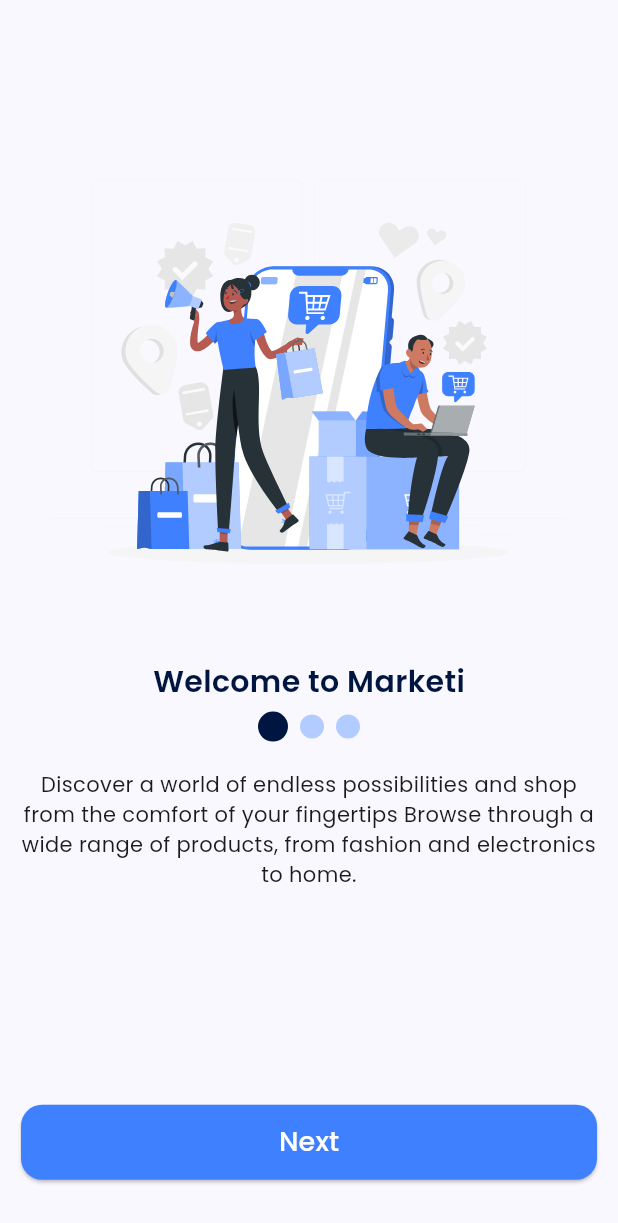
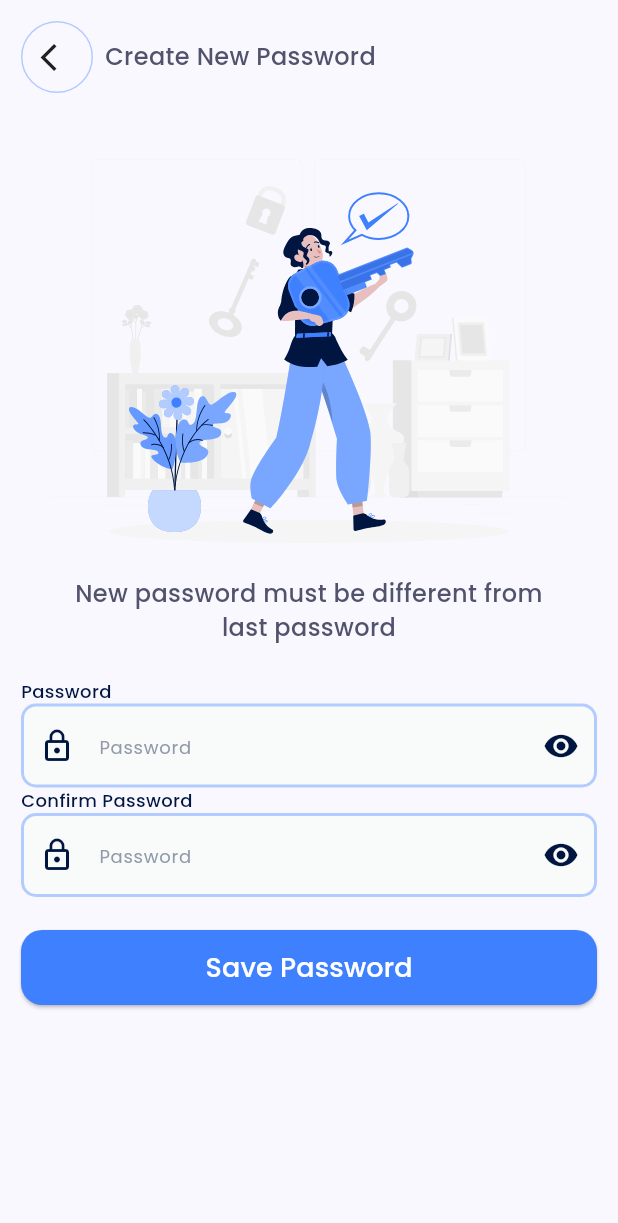
Before and after one commit to AbdullahMohamedAlSayedAbed/marketi, a Flutter app: the screen it shows after launch, on a phone screen of 412 x 824 dp. Shown: the top 1223 px of the screen. Run offline on Flutter 3.47's test engine with Material 3 defaults, Android fonts, the phone set to English and light mode, and no system bars; our stand-ins replace animate_do, dio, equatable, flutter_svg, font_awesome_flutter, get_it and 4 more; project files that could hold a hidden picture were left out.

Commit message:
feat: Implement password recovery and verification flows; add new views and update routing

```diff
--- a/lib/core/utils/app_strings.dart
+++ b/lib/core/utils/app_strings.dart
@@ -28,6 +28,9 @@ abstract class AppStrings {
   static const String areYouNew = "Are you new in Marketi ";
   static const String confirmPassword = "Confirm Password";
   static const String forgotPassword = "Forgot Password?";
+  static const String savePassword = "Save Password";
+  static const String verifyCode = "Verify Code";
+  static const String resendCode = "Resend Code";
   static const String termsAndConditions = "Terms and Conditions";
   static const String privacyPolicy = "Privacy Policy";
   static const String contactUs = "Contact Us";
--- a/lib/core/utils/on_generate_router.dart
+++ b/lib/core/utils/on_generate_router.dart
@@ -1,6 +1,11 @@
 import 'package:flutter/material.dart';
+import 'package:marketi/features/auth/presentation/views/create_new_password.dart';
+import 'package:marketi/features/auth/presentation/views/forget_password_with_phone_view.dart';
+import 'package:marketi/features/auth/presentation/views/forgot_password_with_email.dart';
 import 'package:marketi/features/auth/presentation/views/login_view.dart';
 import 'package:marketi/features/auth/presentation/views/signup_view.dart';
+import 'package:marketi/features/auth/presentation/views/verification_code_email_view.dart';
+import 'package:marketi/features/auth/presentation/views/verification_code_view.dart';
 import 'package:marketi/features/onboarding/views/onboarding_view.dart';
 import 'package:marketi/features/splash/views/splash_view.dart';
 
@@ -9,8 +14,12 @@ abstract class AppRouter {
   static const String onBoarding = 'onBoarding';
   static const String login = 'login';
   static const String signUp = 'signUp';
-  static const String forgotPassword = 'forgotPassword';
+  static const String forgotPasswordPhone = 'forgotPasswordWithPhone';
+  static const String forgotPasswordEmail = 'forgotPasswordWithEmail';
+  static const String createNewPassword = 'Create New Password';
   static const String changePassword = 'changePasswordView';
+  static const String verificationCode = 'verificationCodeView';
+  static const String verificationCodeEmail = 'verificationCodeEmail';
   static Route<dynamic> onGenerateRoute(RouteSettings settings) {
     switch (settings.name) {
       case splash:
@@ -21,10 +30,26 @@ abstract class AppRouter {
         return MaterialPageRoute(builder: (context) => const LoginView());
       case signUp:
         return MaterialPageRoute(builder: (context) => const SignupView());
-      // case forgotPassword:
-      //   return MaterialPageRoute(
-      //     builder: (context) => const ForgotPasswordView(),
-      //   );
+      case forgotPasswordPhone:
+        return MaterialPageRoute(
+          builder: (context) => const ForgetPasswordWithPhoneView(),
+        );
+      case forgotPasswordEmail:
+        return MaterialPageRoute(
+          builder: (context) => const ForgotPasswordWithEmail(),
+        );
+      case verificationCode:
+        return MaterialPageRoute(
+          builder: (context) => const VerificationCodePhoneView(),
+        );
+      case verificationCodeEmail:
+        return MaterialPageRoute(
+          builder: (context) => const VerificationCodeEmailView(),
+        );
+      case createNewPassword:
+        return MaterialPageRoute(
+          builder: (context) => const CreateNewPasswordView(),
+        );
 
       default:
         return MaterialPageRoute(
--- /dev/null
+++ b/lib/features/auth/presentation/views/create_new_password.dart
@@ -0,0 +1,11 @@
+import 'package:flutter/material.dart';
+import 'package:marketi/features/auth/presentation/views/widgets/create_new_password_view_body.dart';
+
+class CreateNewPasswordView extends StatelessWidget {
+  const CreateNewPasswordView({super.key});
+
+  @override
+  Widget build(BuildContext context) {
+    return Scaffold(body: SafeArea(child: CreateNewPasswordViewBody()));
+  }
+}
--- /dev/null
+++ b/lib/features/auth/presentation/views/widgets/app_bar_forget_password.dart
@@ -0,0 +1,22 @@
+import 'package:flutter/material.dart';
+import 'package:marketi/core/utils/app_colors.dart';
+import 'package:marketi/core/utils/styles_app.dart';
+import 'package:marketi/features/auth/presentation/views/widgets/arrow_back_ios_widget.dart';
+
+class AppBarForgetPassword extends StatelessWidget {
+  const AppBarForgetPassword({super.key, required this.title});
+  final String title;
+  @override
+  Widget build(BuildContext context) {
+    return Row(
+      spacing: 8,
+      children: [
+        ArrowBackIosWidget(),
+        Text(
+          title,
+          style: AppStyles().style16w500.copyWith(color: AppColors.navyColor),
+        ),
+      ],
+    );
+  }
+}
--- a/lib/features/auth/presentation/views/widgets/arrow_back_ios_widget.dart
+++ b/lib/features/auth/presentation/views/widgets/arrow_back_ios_widget.dart
@@ -13,14 +13,14 @@ class ArrowBackIosWidget extends StatelessWidget {
       child: Container(
         width: 48,
         height: 48,
-        clipBehavior: Clip.antiAlias,
+        alignment: Alignment.center,
         decoration: ShapeDecoration(
           shape: RoundedRectangleBorder(
             side: BorderSide(width: 1, color: AppColors.lightBlueColor),
             borderRadius: BorderRadius.circular(40),
           ),
         ),
-        child: Icon(Icons.arrow_back_ios, size: 18),
+        child: Icon(Icons.arrow_back_ios, size: 22),
       ),
     );
   }
--- /dev/null
+++ b/lib/features/auth/presentation/views/widgets/create_new_password_view_body.dart
@@ -0,0 +1,37 @@
+import 'package:flutter/material.dart';
+import 'package:flutter_svg/svg.dart';
+import 'package:marketi/constant.dart';
+import 'package:marketi/core/extension/padding_extension.dart';
+import 'package:marketi/core/utils/app_colors.dart';
+import 'package:marketi/core/utils/app_images.dart';
+import 'package:marketi/core/utils/app_strings.dart';
+import 'package:marketi/core/utils/styles_app.dart';
+import 'package:marketi/core/widgets/custom_primary_button.dart';
+import 'package:marketi/features/auth/presentation/views/widgets/app_bar_forget_password.dart';
+import 'package:marketi/features/auth/presentation/views/widgets/password_confirm_create_new_password.dart';
+
+class CreateNewPasswordViewBody extends StatelessWidget {
+  const CreateNewPasswordViewBody({super.key});
+
+  @override
+  Widget build(BuildContext context) {
+    return SingleChildScrollView(
+      child: Column(
+        spacing: 22,
+        children: [
+          AppBarForgetPassword(title: 'Create New Password'),
+          SizedBox.shrink(),
+          SvgPicture.asset(Assets.imagesIllustrationCreateNewPassword),
+          Text(
+            'New password must be different from last password',
+            textAlign: TextAlign.center,
+            style: AppStyles().style16w500.copyWith(color: AppColors.navyColor),
+          ).paddingSymmetric(horizontalPadding: 34),
+          PasswordConfirmCreateNewPassword(),
+          CustomPrimaryButton(text: AppStrings.savePassword, onPressed: () {}),
+          SizedBox.shrink(),
+        ],
+      ).paddingSymmetric(verticalPadding: kTopPadding, horizontalPadding: kHorizontalPadding),
+    );
+  }
+}
--- /dev/null
+++ b/lib/features/auth/presentation/views/widgets/password_confirm_create_new_password.dart
@@ -0,0 +1,21 @@
+import 'package:flutter/material.dart';
+import 'package:marketi/core/utils/app_strings.dart';
+import 'package:marketi/features/auth/presentation/views/widgets/password_field.dart';
+import 'package:marketi/features/auth/presentation/views/widgets/title_text_sign_up.dart';
+
+class PasswordConfirmCreateNewPassword extends StatelessWidget {
+  const PasswordConfirmCreateNewPassword({super.key});
+
+  @override
+  Widget build(BuildContext context) {
+    return Column(
+      crossAxisAlignment: CrossAxisAlignment.start,
+      children: [
+        TitleTextSignUp(title: AppStrings.password),
+        PasswordField(),
+        TitleTextSignUp(title: AppStrings.confirmPassword),
+        PasswordField(),
+      ],
+    );
+  }
+}
--- a/lib/features/auth/presentation/views/widgets/remember_me_and_forget_password.dart
+++ b/lib/features/auth/presentation/views/widgets/remember_me_and_forget_password.dart
@@ -1,6 +1,7 @@
 import 'package:flutter/material.dart';
 import 'package:marketi/core/utils/app_colors.dart';
 import 'package:marketi/core/utils/app_strings.dart';
+import 'package:marketi/core/utils/on_generate_router.dart';
 import 'package:marketi/core/utils/styles_app.dart';
 
 class RememberMeAndForgetPassword extends StatefulWidget {
@@ -30,7 +31,9 @@ class _RememberMeAndForgetPasswordState extends State<RememberMeAndForgetPasswor
         ),
         const Spacer(),
         TextButton(
-          onPressed: () {},
+          onPressed: () {
+            Navigator.pushNamed(context, AppRouter.forgotPasswordPhone);
+          },
           child: Text(
             AppStrings.forgotPassword,
             style: AppStyles().style12w500.copyWith(
--- a/lib/main.dart
+++ b/lib/main.dart
@@ -17,7 +17,7 @@ class MarketApp extends StatelessWidget {
     return MaterialApp(
       title: 'Market App',
       onGenerateRoute: AppRouter.onGenerateRoute,
-      initialRoute: AppRouter.splash,
+      initialRoute: AppRouter.createNewPassword,
       debugShowCheckedModeBanner: false,
       theme: ThemeData(
         colorScheme: ColorScheme.fromSeed(seedColor: AppColors.primaryColor),
```
Also changed, not shown: lib/features/auth/presentation/views/forget_password_with_phone_view.dart (added, +11 -0 lines), lib/features/auth/presentation/views/forgot_password_with_email.dart (added, +13 -0 lines), lib/features/auth/presentation/views/verification_code_email_view.dart (added, +18 -0 lines), lib/features/auth/presentation/views/verification_code_view.dart (added, +18 -0 lines), lib/features/auth/presentation/views/widgets/custom_pin_code_field.dart (added, +48 -0 lines), lib/features/auth/presentation/views/widgets/forget_password_email_view_body.dart (added, +47 -0 lines), lib/features/auth/presentation/views/widgets/forget_password_phone_view_body.dart (added, +58 -0 lines), lib/features/auth/presentation/views/widgets/form_field_forget_pass_email.dart (added, +23 -0 lines), lib/features/auth/presentation/views/widgets/form_field_forget_pass_phone.dart (added, +23 -0 lines), lib/features/auth/presentation/views/widgets/ver_verification_code_view_body.dart (added, +69 -0 lines).
